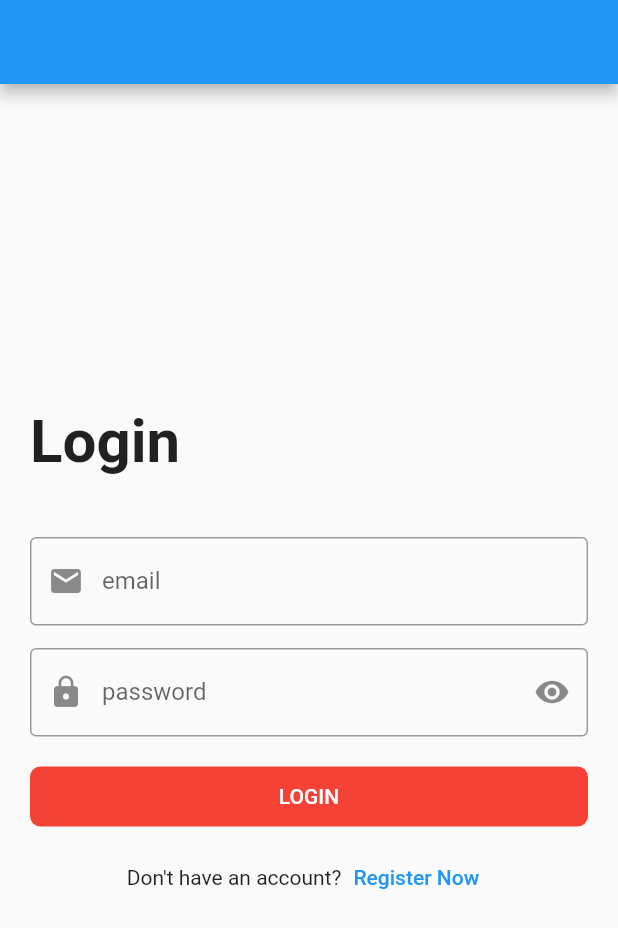
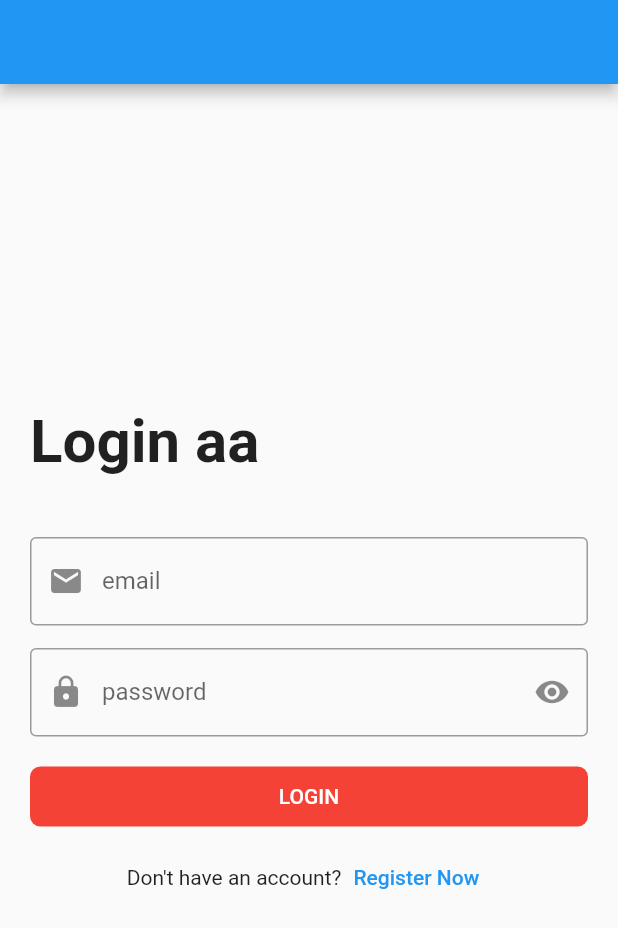
Before and after one commit to AyhamAlkhalaf/bmi_flutter_app, a Flutter app: the screen it shows after launch, on a phone screen of 412 x 824 dp. Shown: the top 928 px of the screen. Run offline on Flutter 3.47's test engine with Material 2 defaults, Android fonts, the phone set to English and light mode, and no system bars.

```diff
--- a/lib/modules/login/login_screen.dart
+++ b/lib/modules/login/login_screen.dart
@@ -22,7 +22,7 @@ class LoginScreen extends StatelessWidget {
                 crossAxisAlignment: CrossAxisAlignment.start,
                 children: [
                   Text(
-                    'Login',
+                    'Login aa',
                     style: TextStyle(
                       fontSize: 40.0,
                       fontWeight: FontWeight.bold,
```
